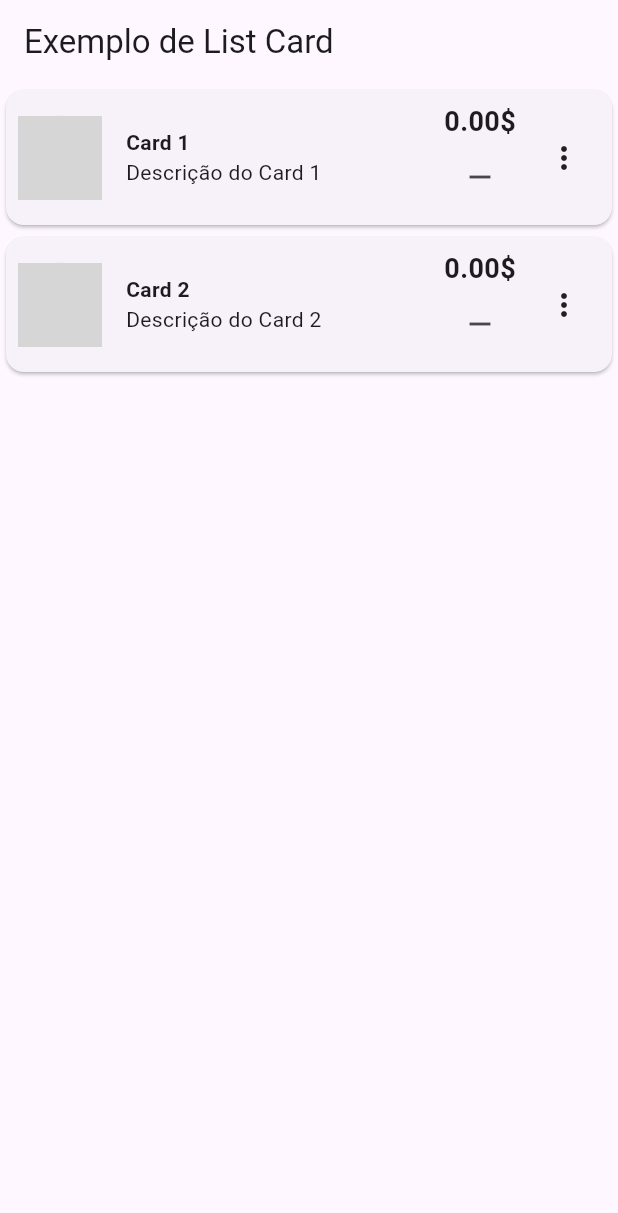
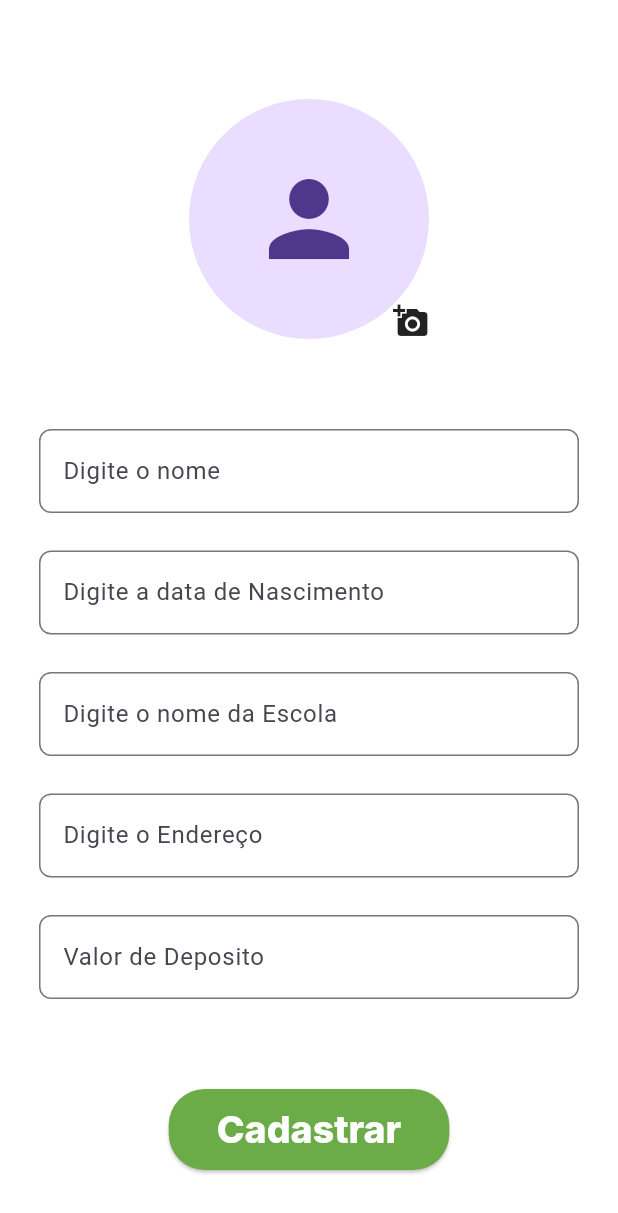
Before and after one commit to raphaelolimpio/controle_de_passageiros, a Flutter app: the screen it shows after launch, on a phone screen of 412 x 824 dp. Shown: the top 1213 px of the screen. Run offline on Flutter 3.47's test engine with Material 3 defaults, Android fonts, the phone set to English and light mode, and no system bars; our stand-ins replace image_picker; Roboto replaces fonts that are missing (Inter); grey boxes are pictures that could not be loaded.

Commit message:
criação de tela de cadastro e criação do modelo/componente de input que pode receber text, decimal e date

```diff
--- /dev/null
+++ b/lib/app/DesignSystem/Componets/input/text.dart
@@ -0,0 +1,109 @@
+// input/text.dart
+import 'package:flutter/material.dart';
+import 'text_view_mode.dart';
+import 'package:intl/intl.dart';
+
+class InputText extends StatelessWidget {
+  final InputTypeTextViewMode viewModel;
+
+  const InputText({super.key, required this.viewModel});
+
+  // Método estático de fábrica para facilitar a criação de instâncias de InputText
+  static InputText instantiate({required InputTypeTextViewMode viewModel}) {
+    return InputText(viewModel: viewModel);
+  }
+
+  String _getExampleText() {
+    // Define o texto de exemplo conforme o tipo
+    switch (viewModel.type) {
+      case InputTextType.text:
+        return 'Ex: abcd';
+      case InputTextType.date:
+        return 'dd/mm/aaaa';
+      case InputTextType.decimal:
+        return '0,00';
+    }
+  }
+
+  String _formatDecimal(String value) {
+    // Formata o valor decimal com duas casas decimais
+    double? parsedValue = double.tryParse(value.replaceAll(',', '.'));
+    if (parsedValue != null) {
+      final formatter = NumberFormat.currency(locale: 'pt_BR', symbol: 'R\$');
+      return formatter.format(parsedValue).replaceAll('.', ',');
+    }
+    return value;
+  }
+
+  @override
+  Widget build(BuildContext context) {
+    TextInputType keyboardType;
+    String? Function(String?)? validator;
+    String? suffixText;
+    String exampleText = _getExampleText();
+
+    switch (viewModel.type) {
+      case InputTextType.text:
+        keyboardType = TextInputType.text;
+        break;
+      case InputTextType.date:
+        keyboardType = TextInputType.datetime;
+        validator = (value) {
+          if (value == null || value.isEmpty)
+            return 'Por favor, insira uma data';
+          return RegExp(r'^\d{2}/\d{2}/\d{4}$').hasMatch(value)
+              ? null
+              : 'Data inválida (use dd/mm/aaaa)';
+        };
+        break;
+      case InputTextType.decimal:
+        keyboardType = const TextInputType.numberWithOptions(decimal: true);
+        suffixText = 'R\$';
+        validator = (value) {
+          if (value == null || value.isEmpty)
+            return 'Por favor, insira um valor';
+          return double.tryParse(value.replaceAll(',', '.')) != null
+              ? null
+              : 'Número inválido';
+        };
+        break;
+    }
+
+    return TextFormField(
+      controller: viewModel.controller,
+      keyboardType: keyboardType,
+      decoration: InputDecoration(
+        labelText: viewModel.hintText,
+        hintText: exampleText,
+        suffixText: suffixText,
+        border: OutlineInputBorder(
+          borderRadius: BorderRadius.circular(8),
+        ),
+      ),
+      onChanged: (value) {
+        viewModel.onChanged?.call(value);
+        if (viewModel.type == InputTextType.decimal) {
+          viewModel.controller?.value = TextEditingValue(
+            text: _formatDecimal(value),
+            selection: TextSelection.collapsed(offset: value.length),
+          );
+        }
+      },
+      validator: validator,
+      onTap: viewModel.type == InputTextType.date
+          ? () async {
+              final date = await showDatePicker(
+                context: context,
+                initialDate: DateTime.now(),
+                firstDate: DateTime(1900),
+                lastDate: DateTime(2100),
+              );
+              if (date != null) {
+                viewModel.controller?.text =
+                    DateFormat('dd/MM/yyyy').format(date);
+              }
+            }
+          : null,
+    );
+  }
+}
--- /dev/null
+++ b/lib/app/DesignSystem/Componets/input/text_view_mode.dart
@@ -0,0 +1,22 @@
+// input/text_view_mode.dart
+import 'package:flutter/material.dart';
+
+enum InputTextType {
+  text,
+  date,
+  decimal,
+}
+
+class InputTypeTextViewMode {
+  final InputTextType type;
+  final String hintText;
+  final TextEditingController? controller;
+  final Function(String)? onChanged;
+
+  InputTypeTextViewMode({
+    required this.type,
+    required this.hintText,
+    this.controller,
+    this.onChanged,
+  });
+}
--- a/lib/app/DesignSystem/Componets/inputField/input_text.dart
+++ b/lib/app/DesignSystem/Componets/inputField/input_text.dart
@@ -22,7 +22,7 @@ class StyledInputFieldState extends State<StyledInputField> {
   @override
   void initState() {
     super.initState();
-    obscureText = widget.viewModel.password;
+    obscureText = widget.viewModel.isEnabled;
     widget.viewModel.controller.addListener(validateInput);
   }
 
@@ -51,7 +51,7 @@ class StyledInputFieldState extends State<StyledInputField> {
     InputDecoration decoration = InputDecoration(
       contentPadding: const EdgeInsets.symmetric(vertical: 15, horizontal: 20),
       filled: true,
-      suffixIcon: widget.viewModel.password
+      suffixIcon: widget.viewModel.isEnabled
           ? IconButton(
               icon: Icon(obscureText ? Icons.visibility : Icons.visibility_off),
               onPressed: togglePasswordVisibility,
--- a/lib/app/DesignSystem/Componets/inputField/input_text_view_mode.dart
+++ b/lib/app/DesignSystem/Componets/inputField/input_text_view_mode.dart
@@ -3,7 +3,6 @@ import 'package:flutter/material.dart';
 class InputTextViewMode {
   final TextEditingController controller;
   final String placeholder;
-  bool password;
   final Widget? suffixIcon;
   final bool isEnabled;
   final String? Function(String?)? validator;
@@ -12,7 +11,6 @@ class InputTextViewMode {
   InputTextViewMode({
     required this.controller,
     required this.placeholder,
-    required this.password,
     this.suffixIcon,
     this.isEnabled = true,
     this.validator,
--- /dev/null
+++ b/lib/app/views/cadastro/cadastro_view.dart
@@ -0,0 +1,97 @@
+import 'package:controleusuario/app/DesignSystem/Componets/input/text_view_mode.dart';
+import 'package:flutter/material.dart';
+
+class CadastroView {
+  // Controladores para email e senha
+  final TextEditingController _nomeController = TextEditingController();
+  final TextEditingController _dataNascimentoController =
+      TextEditingController();
+  final TextEditingController _escolaController = TextEditingController();
+  final TextEditingController _enderecoController = TextEditingController();
+  final TextEditingController _depositoController = TextEditingController();
+
+  // ViewModels para os campos de texto
+  late InputTypeTextViewMode nomeViewModel;
+  late InputTypeTextViewMode dataNascimentoViewModel;
+  late InputTypeTextViewMode escolaViewModel;
+  late InputTypeTextViewMode enderecoViewModel;
+  late InputTypeTextViewMode depositoViewModel;
+
+  CadastroView() {
+    // Inicializando os ViewModels com validação
+    nomeViewModel = InputTypeTextViewMode(
+      type: InputTextType.text,
+      hintText: "Digite o nome",
+      controller: _nomeController,
+    );
+
+    dataNascimentoViewModel = InputTypeTextViewMode(
+      type: InputTextType.date,
+      hintText: "Digite a data de Nascimento",
+      controller: _dataNascimentoController,
+    );
+
+    escolaViewModel = InputTypeTextViewMode(
+      type: InputTextType.text,
+      hintText: "Digite o nome da Escola",
+      controller: _escolaController,
+    );
+
+    enderecoViewModel = InputTypeTextViewMode(
+      type: InputTextType.text,
+      hintText: "Digite o Endereço",
+      controller: _enderecoController,
+    );
+
+    depositoViewModel = InputTypeTextViewMode(
+      type: InputTextType.decimal,
+      hintText: "Valor de Deposito",
+      controller: _depositoController,
+    );
+  }
+  Widget buildCustomCheckbox({
+    required bool isChecked,
+    required ValueChanged<bool?> onChanged,
+  }) {
+    return Padding(
+      padding: EdgeInsets.all(10.0),
+      child: Row(
+        mainAxisAlignment: MainAxisAlignment.end,
+        children: [
+          Checkbox(
+            value: isChecked,
+            shape: RoundedRectangleBorder(
+              borderRadius:
+                  BorderRadius.circular(50.0), // Define a checkbox redonda
+            ),
+            onChanged: onChanged, // Passa o callback para gerenciar o estado
+          ),
+          GestureDetector(
+            onTap: () {
+              // Chama o método ao clicar no label
+              // O contexto deve ser gerenciado onde o método é chamado
+            },
+          )
+        ],
+      ),
+    );
+  }
+
+  // Função de login
+  void Cadastro() {
+    final nome = _nomeController.text;
+    final dataNascimento = _dataNascimentoController.text;
+    final escola = _escolaController.text;
+    final endereco = _enderecoController.text;
+
+    if (nome.isEmpty ||
+        dataNascimento.isEmpty ||
+        escola.isEmpty ||
+        endereco.isEmpty) {
+      print('Alguns dos campos obrigatorios estaõ vazios');
+      return;
+    }
+  }
+
+  // Método para liberar recursos
+}
--- /dev/null
+++ b/lib/app/views/cadastro/cadastro_view_mode.dart
@@ -0,0 +1,124 @@
+import 'package:controleusuario/app/DesignSystem/Componets/Buttons/action_button.dart';
+import 'package:controleusuario/app/DesignSystem/Componets/Buttons/action_button_view_mode.dart';
+import 'package:controleusuario/app/DesignSystem/Componets/imagens/avatar.dart';
+import 'package:controleusuario/app/DesignSystem/Componets/imagens/avatar_view_mode.dart';
+import 'package:controleusuario/app/DesignSystem/Componets/input/text.dart';
+import 'package:controleusuario/app/views/cadastro/cadastro_view.dart';
+import 'package:flutter/material.dart';
+import 'package:image_picker/image_picker.dart';
+
+class CadastroViewMode extends StatefulWidget {
+  const CadastroViewMode({super.key});
+
+  @override
+  State<CadastroViewMode> createState() => _CadastroViewModeState();
+}
+
+class _CadastroViewModeState extends State<CadastroViewMode> {
+  late CadastroView _viewModel; // Instância do ViewModel
+  late ActionButtonViewMode
+      _cadastroButtonViewModel; // Instância do ActionButton
+  late final AvatarViewModel _AvatarViewModel;
+
+  @override
+  void initState() {
+    super.initState();
+    _viewModel = CadastroView(); // Inicializa o ViewModel
+
+    //imagem do perfil
+    _AvatarViewModel = AvatarViewModel(
+      model: AvatarModel.large,
+      addImageIcon: Icon(Icons.add_a_photo),
+      allowEdit: true,
+      removeImageIcon: Icon(Icons.remove_circle),
+      onImageChanged: (image) {},
+      getImageSource: () async {
+        return ImageSource.gallery;
+      },
+      getPreferredCameraDevice: () async {
+        return CameraDevices.rear;
+      },
+      onImageRemoved: () {},
+    );
+
+    //botão
+    _cadastroButtonViewModel = ActionButtonViewMode(
+      size: ActionButtonSize.large,
+      style: ActionButtonStyle.primary,
+      text: 'Cadastrar',
+      onPressed: () {},
+      icon: null,
+    );
+  }
+
+  @override
+  void dispose() {
+    super.dispose();
+  }
+
+  @override
+  Widget build(BuildContext context) {
+    return SafeArea(
+      child: Scaffold(
+        backgroundColor: Colors.white,
+        body: SingleChildScrollView(
+          padding: EdgeInsets.all(16),
+          child: Column(
+            crossAxisAlignment: CrossAxisAlignment.center,
+            children: [
+              //imagem
+              Padding(
+                  padding: EdgeInsets.only(top: 50.0, bottom: 50.0),
+                  child: Avatar(viewModel: _AvatarViewModel)),
+
+              //inputTExt
+              Padding(
+                padding: const EdgeInsets.all(10),
+                child: Column(
+                  mainAxisAlignment: MainAxisAlignment.start,
+                  children: [
+                    // Campo nome
+                    InputText.instantiate(viewModel: _viewModel.nomeViewModel),
+                    const SizedBox(height: 25.0),
+
+                    // Campo data de nascimento
+                    InputText.instantiate(
+                        viewModel: _viewModel.dataNascimentoViewModel),
+                    const SizedBox(height: 25.0),
+
+                    // Campo nome da escola
+                    InputText.instantiate(
+                        viewModel: _viewModel.escolaViewModel),
+                    const SizedBox(height: 25.0),
+
+                    // Campo endereço
+                    InputText.instantiate(
+                        viewModel: _viewModel.enderecoViewModel),
+                    const SizedBox(height: 25.0),
+
+                    // Campo depósito
+                    InputText.instantiate(
+                        viewModel: _viewModel.depositoViewModel),
+                  ],
+                ),
+              ),
+
+              //buton criar conta
+              Padding(
+                padding: EdgeInsets.only(top: 40.0, bottom: 10.0),
+                child: Column(
+                  mainAxisAlignment: MainAxisAlignment.center,
+                  children: [
+                    const SizedBox(height: 10.0),
+                    ActionButton.instantiate(
+                        viewModel: _cadastroButtonViewModel), //
+                  ],
+                ),
+              ),
+            ],
+          ),
+        ),
+      ),
+    );
+  }
+}
--- a/lib/main.dart
+++ b/lib/main.dart
@@ -1,12 +1,13 @@
 import 'package:controleusuario/app/DesignSystem/samples/Custom_card_samples.dart';
 import 'package:controleusuario/app/DesignSystem/samples/List_card_samples.dart';
+import 'package:controleusuario/app/views/cadastro/cadastro_view_mode.dart';
 import 'package:flutter/material.dart';
 
 void main() {
   runApp(
     MaterialApp(
       debugShowCheckedModeBanner: false,
-      home: ListCardSamples(),
+      home: CadastroViewMode(),
     ),
   );
 }
--- a/pubspec.yaml
+++ b/pubspec.yaml
@@ -37,6 +37,7 @@ dependencies:
   cupertino_icons: ^1.0.8
   image_picker: ^1.1.2
   http: ^0.13.4
+  intl: ^0.19.0
 
 dev_dependencies:
   flutter_test:
```
Also changed, not shown: lib/app/views/home/home.dart (added), lib/app/views/home/home_view_mode.dart (added), pubspec.lock.
